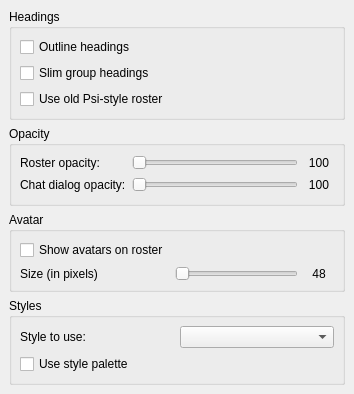
Above: main/synapse-im/src/options/opt_appearance_misc.ui from BackupTheBerlios/synapse-xmpp-svn before the change. Below: the same form after it.
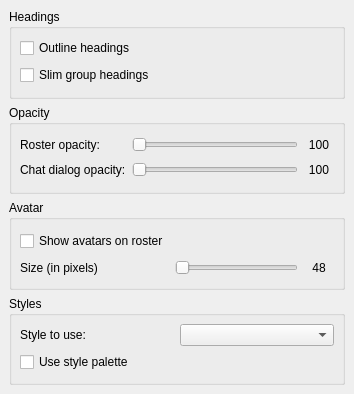
That is the form after the change.

Commit message: Rewrite of Synapse-IM roster style. Removed old Psi style roster for good.

What changed in the file:
```diff
--- a/main/synapse-im/src/options/opt_appearance_misc.ui
+++ b/main/synapse-im/src/options/opt_appearance_misc.ui
@@ -45,13 +45,6 @@
         </property>
        </widget>
       </item>
-      <item row="2" column="0" >
-       <widget class="QCheckBox" name="cb_synapseStyle" >
-        <property name="text" >
-         <string>Use old Psi-style roster</string>
-        </property>
-       </widget>
-      </item>
      </layout>
     </widget>
    </item>
```
The commit also changes 4 other files.
